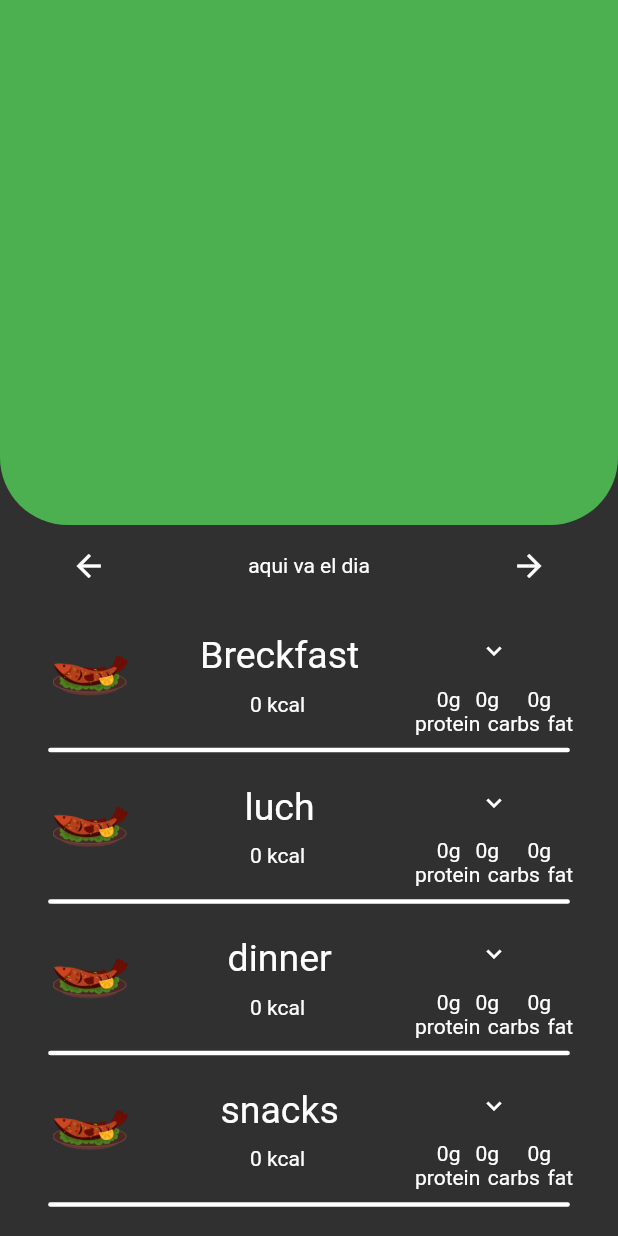
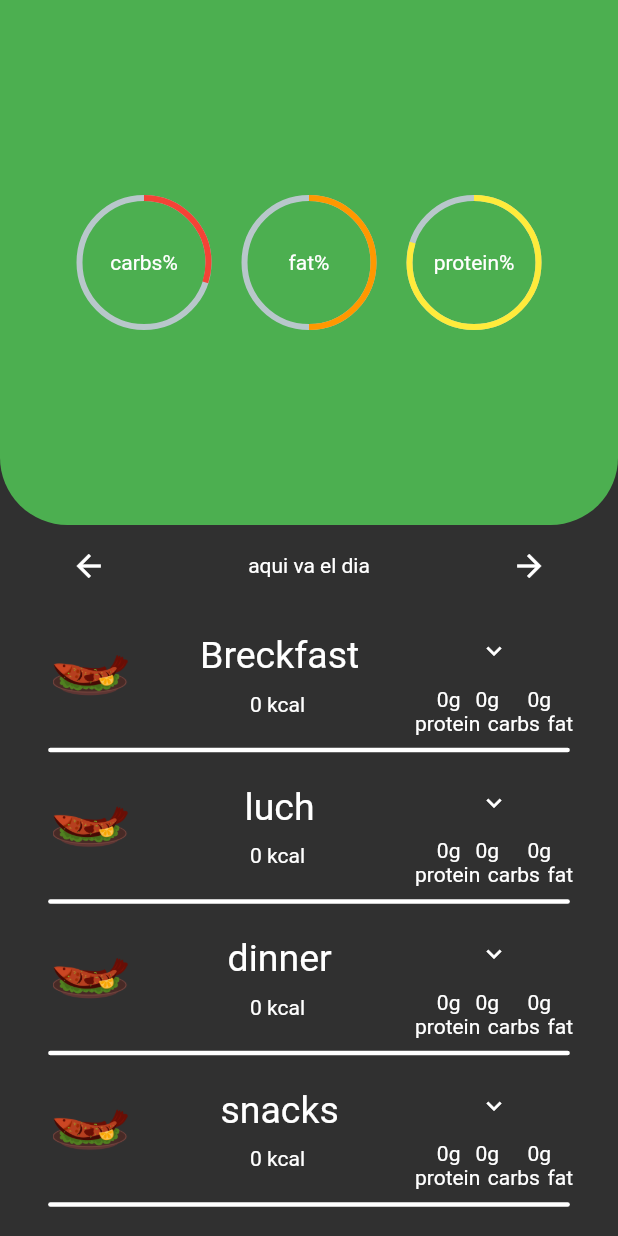
Before and after one commit to kimberllyflorez/calory-app, a Flutter app: the CalculatorFoodPage screen opened by its route, on a phone screen of 412 x 824 dp. Run offline on Flutter 3.47's test engine with Material 2 defaults, Android fonts, the phone set to English and light mode, and no system bars; drawn by our look-alikes of percent_indicator; our stand-ins replace shared_preferences; accounts and stored records are empty.

Commit message:
percent indicator

```diff
--- a/lib/pages/calculator_food_page.dart
+++ b/lib/pages/calculator_food_page.dart
@@ -2,6 +2,9 @@ import 'dart:ui';
 import 'package:calory_tracker/Widgets/expandable_list.dart';
 import 'package:flutter/cupertino.dart';
 import 'package:flutter/material.dart';
+import 'package:percent_indicator/circular_percent_indicator.dart';
+
+import '../widgets/percent_indicator.dart';
 
 class CalculatorFoodPage extends StatelessWidget {
   const CalculatorFoodPage({Key? key}) : super(key: key);
@@ -13,16 +16,17 @@ class CalculatorFoodPage extends StatelessWidget {
         child: Column(
           children: [
             Container(
-              margin: EdgeInsets.only(bottom: 15),
+              margin: const EdgeInsets.only(bottom: 15),
               height: 350,
               width: double.infinity,
-              decoration: BoxDecoration(
+              decoration:const  BoxDecoration(
                 color: Colors.green,
                 borderRadius: BorderRadius.only(
                   bottomLeft: Radius.circular(45),
                   bottomRight: Radius.circular(45),
                 ),
               ),
+              child:PercentIndicator()
               // height: height * 0.5,
             ),
             Container(
--- /dev/null
+++ b/lib/widgets/percent_indicator.dart
@@ -0,0 +1,41 @@
+import 'package:flutter/material.dart';
+import 'package:percent_indicator/percent_indicator.dart';
+
+class PercentIndicator extends StatelessWidget {
+  const PercentIndicator({Key? key}) : super(key: key);
+
+  @override
+  Widget build(BuildContext context) {
+    return   Container(
+      padding: EdgeInsets.all(15.0),
+      child:  Row(
+        mainAxisAlignment: MainAxisAlignment.center,
+        children: <Widget>[
+           CircularPercentIndicator(
+            radius: 45.0,
+            lineWidth: 4.0,
+            percent: 0.30,
+            center:  Text("carbs%"),
+            progressColor: Colors.red,
+          ),
+           SizedBox(width: 20),
+           CircularPercentIndicator(
+            radius: 45.0,
+            lineWidth: 4.0,
+            percent: 0.50,
+            center:  Text("fat%"),
+            progressColor: Colors.orange,
+          ),
+          SizedBox(width: 20),
+          CircularPercentIndicator(
+            radius: 45.0,
+            lineWidth: 4.0,
+            percent: 0.80,
+            center:  Text("protein%"),
+            progressColor: Colors.yellow,
+          ),
+        ],
+      ),
+    );
+  }
+}
--- a/pubspec.yaml
+++ b/pubspec.yaml
@@ -37,6 +37,8 @@ dependencies:
   http: ^0.13.4
   provider: ^6.0.3
   shared_preferences: ^2.0.15
+  percent_indicator: ^4.2.2
+
 dev_dependencies:
   flutter_test:
     sdk: flutter
```
Also changed, not shown: pubspec.lock, 1 other file.
